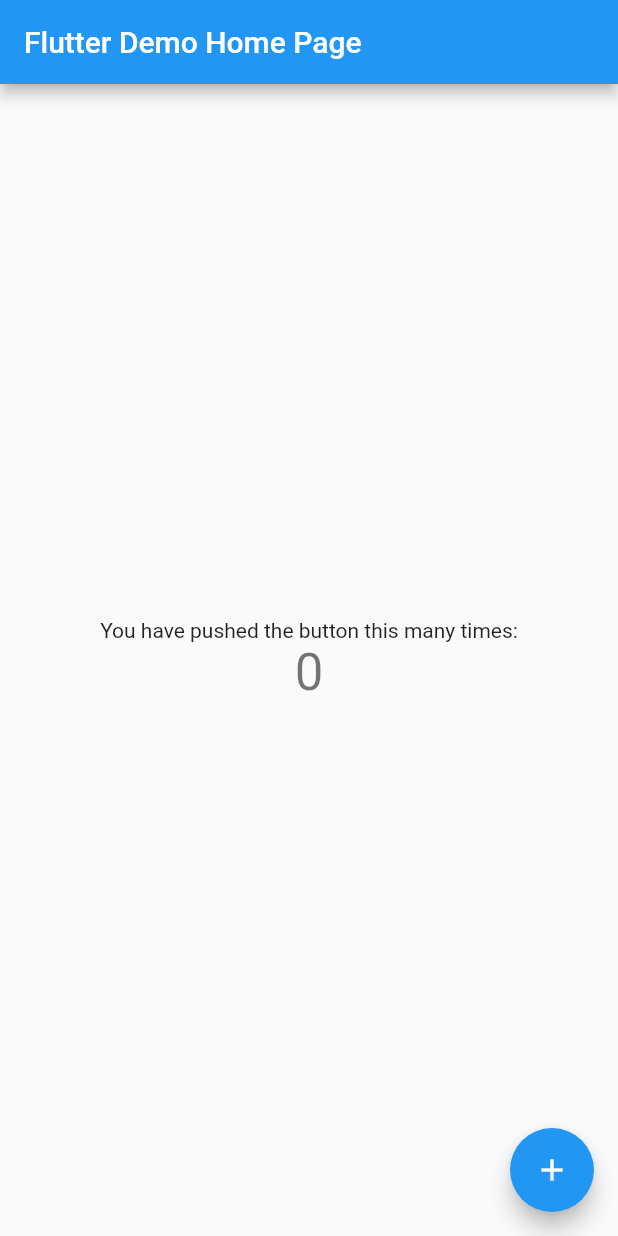
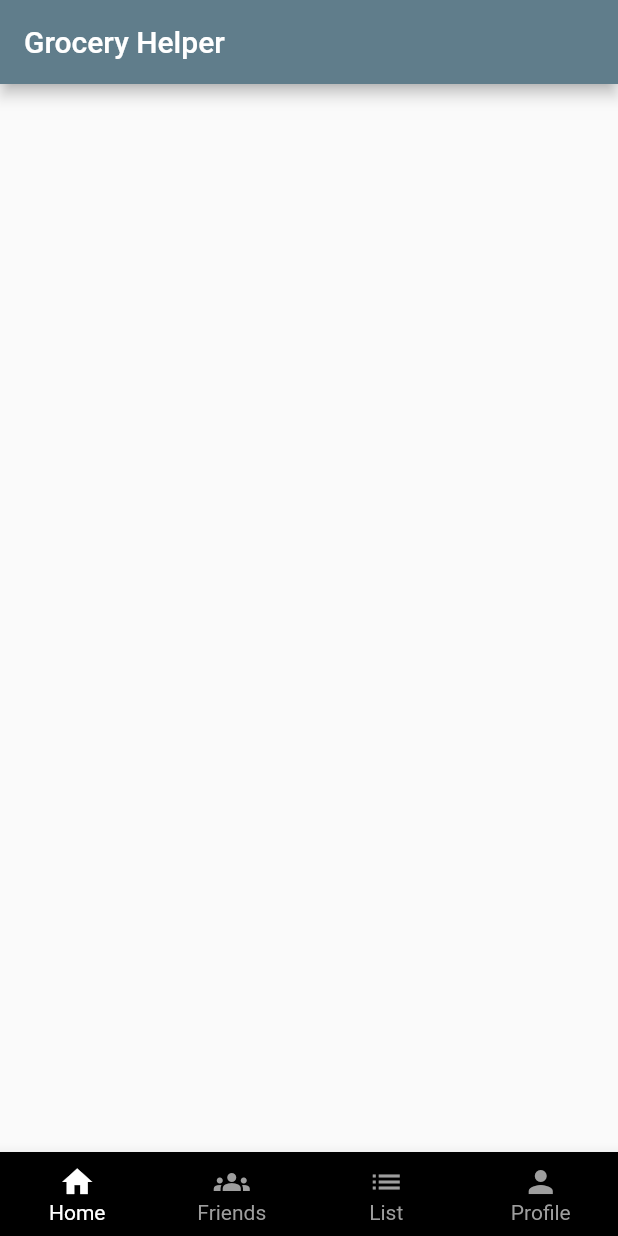
Before and after one commit to jasonworden37/grocery, a Flutter app: the screen it shows after launch, on a phone screen of 412 x 824 dp. Run offline on Flutter 3.47's test engine with Material 2 defaults, Android fonts, the phone set to English and light mode, and no system bars.

Commit message:
initial layout

```diff
--- a/lib/main.dart
+++ b/lib/main.dart
@@ -7,40 +7,21 @@ void main() {
 class MyApp extends StatelessWidget {
   const MyApp({Key? key}) : super(key: key);
 
-  // This widget is the root of your application.
+
   @override
   Widget build(BuildContext context) {
     return MaterialApp(
-      title: 'Flutter Demo',
+      title: 'Grocery Helper',
       theme: ThemeData(
-        // This is the theme of your application.
-        //
-        // Try running your application with "flutter run". You'll see the
-        // application has a blue toolbar. Then, without quitting the app, try
-        // changing the primarySwatch below to Colors.green and then invoke
-        // "hot reload" (press "r" in the console where you ran "flutter run",
-        // or simply save your changes to "hot reload" in a Flutter IDE).
-        // Notice that the counter didn't reset back to zero; the application
-        // is not restarted.
-        primarySwatch: Colors.blue,
+        primarySwatch: Colors.blueGrey,
       ),
-      home: const MyHomePage(title: 'Flutter Demo Home Page'),
+      home: const MyHomePage(title: 'Grocery Helper'),
     );
   }
 }
 
 class MyHomePage extends StatefulWidget {
   const MyHomePage({Key? key, required this.title}) : super(key: key);
-
-  // This widget is the home page of your application. It is stateful, meaning
-  // that it has a State object (defined below) that contains fields that affect
-  // how it looks.
-
-  // This class is the configuration for the state. It holds the values (in this
-  // case the title) provided by the parent (in this case the App widget) and
-  // used by the build method of the State. Fields in a Widget subclass are
-  // always marked "final".
-
   final String title;
 
   @override
@@ -48,68 +29,51 @@ class MyHomePage extends StatefulWidget {
 }
 
 class _MyHomePageState extends State<MyHomePage> {
-  int _counter = 0;
-
-  void _incrementCounter() {
-    setState(() {
-      // This call to setState tells the Flutter framework that something has
-      // changed in this State, which causes it to rerun the build method below
-      // so that the display can reflect the updated values. If we changed
-      // _counter without calling setState(), then the build method would not be
-      // called again, and so nothing would appear to happen.
-      _counter++;
-    });
-  }
-
+  int _currentIndex = 0;
   @override
   Widget build(BuildContext context) {
-    // This method is rerun every time setState is called, for instance as done
-    // by the _incrementCounter method above.
-    //
-    // The Flutter framework has been optimized to make rerunning build methods
-    // fast, so that you can just rebuild anything that needs updating rather
-    // than having to individually change instances of widgets.
     return Scaffold(
       appBar: AppBar(
-        // Here we take the value from the MyHomePage object that was created by
-        // the App.build method, and use it to set our appbar title.
         title: Text(widget.title),
       ),
       body: Center(
-        // Center is a layout widget. It takes a single child and positions it
-        // in the middle of the parent.
         child: Column(
-          // Column is also a layout widget. It takes a list of children and
-          // arranges them vertically. By default, it sizes itself to fit its
-          // children horizontally, and tries to be as tall as its parent.
-          //
-          // Invoke "debug painting" (press "p" in the console, choose the
-          // "Toggle Debug Paint" action from the Flutter Inspector in Android
-          // Studio, or the "Toggle Debug Paint" command in Visual Studio Code)
-          // to see the wireframe for each widget.
-          //
-          // Column has various properties to control how it sizes itself and
-          // how it positions its children. Here we use mainAxisAlignment to
-          // center the children vertically; the main axis here is the vertical
-          // axis because Columns are vertical (the cross axis would be
-          // horizontal).
           mainAxisAlignment: MainAxisAlignment.center,
-          children: <Widget>[
-            const Text(
-              'You have pushed the button this many times:',
-            ),
-            Text(
-              '$_counter',
-              style: Theme.of(context).textTheme.headline4,
-            ),
-          ],
+          children: <Widget>[],
         ),
       ),
-      floatingActionButton: FloatingActionButton(
-        onPressed: _incrementCounter,
-        tooltip: 'Increment',
-        child: const Icon(Icons.add),
-      ), // This trailing comma makes auto-formatting nicer for build methods.
+      bottomNavigationBar: BottomNavigationBar(
+        currentIndex: _currentIndex,
+        type: BottomNavigationBarType.fixed,
+        backgroundColor: Colors.black,
+        selectedItemColor: Colors.white,
+        unselectedItemColor: Colors.grey,
+        selectedFontSize: 14,
+        unselectedFontSize: 14,
+        onTap: (value){
+          setState(() {
+            _currentIndex = value;
+          });
+        },
+        items: const <BottomNavigationBarItem> [
+          BottomNavigationBarItem(
+            label: 'Home',
+            icon: Icon(Icons.home)
+          ),
+          BottomNavigationBarItem(
+              label: 'Friends',
+              icon: Icon(Icons.groups_sharp)
+          ),
+          BottomNavigationBarItem(
+              label: 'List',
+              icon: Icon(Icons.list)
+          ),
+          BottomNavigationBarItem(
+              label: 'Profile',
+              icon: Icon(Icons.person)
+          ),
+        ],
+      ),
     );
   }
 }
```
